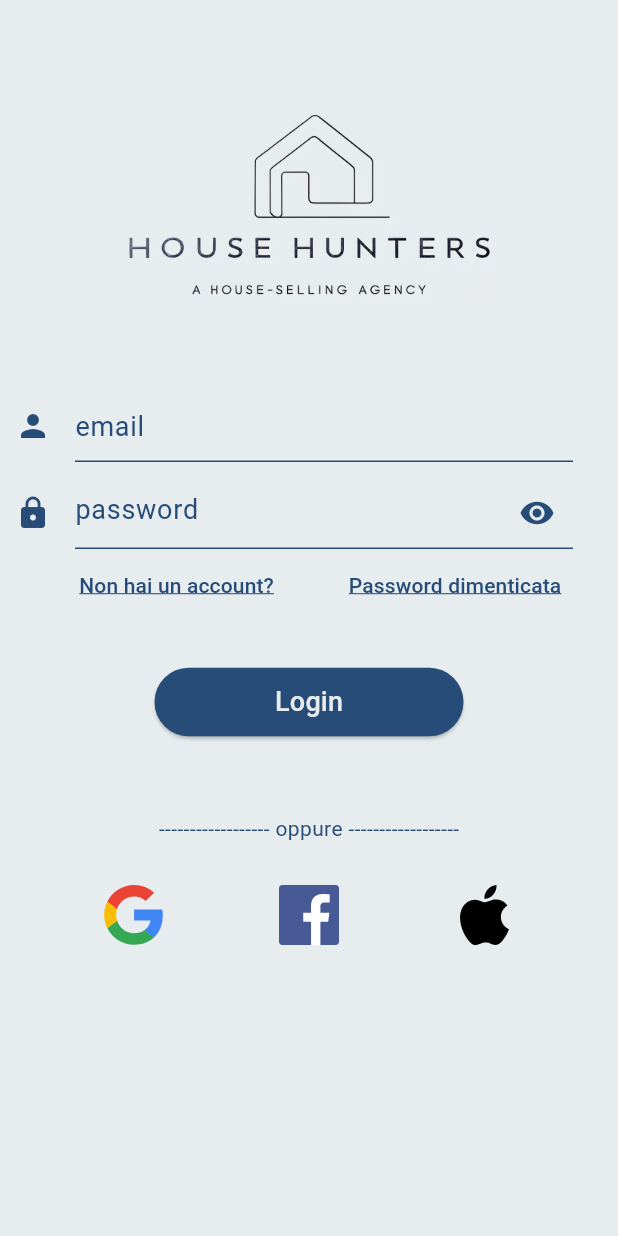
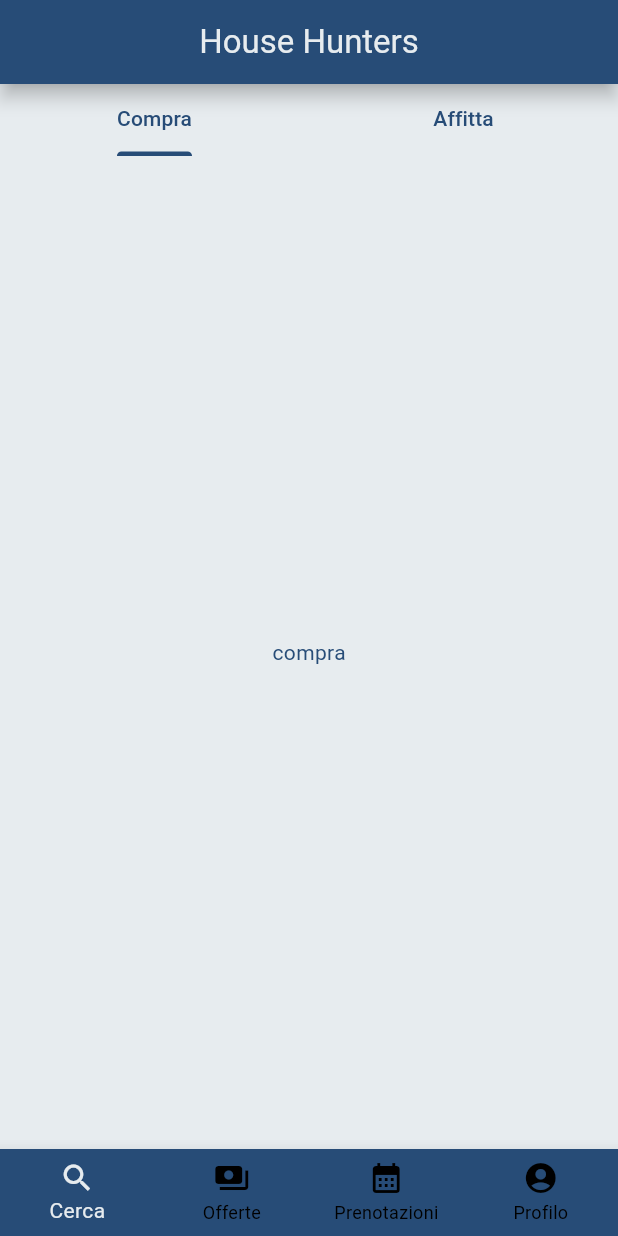
Before and after one commit to luke03b/INGSW2425_026, a Flutter app: the screen it shows after launch, after a tap on "Login", on a phone screen of 412 x 824 dp. Run offline on Flutter 3.47's test engine with Material 3 defaults, Android fonts, the phone set to English and light mode, and no system bars; our stand-ins replace flutter_svg, font_awesome_flutter.

Commit message:
Aggiunta pagina home (da finire)

```diff
--- a/lib/main.dart
+++ b/lib/main.dart
@@ -1,3 +1,4 @@
+import 'package:domus_app/pages/home_page.dart';
 import 'package:domus_app/pages/registration_page.dart';
 import 'package:flutter/material.dart';
 import 'package:flutter/services.dart';
@@ -37,6 +38,7 @@ class MyApp extends StatelessWidget {
       routes: {
         '/LoginPage': (context) => LoginPage(),
         '/RegistrationPage': (context) => RegistrationPage(),
+        '/HomePage' : (context) => HomePage(),
       },
     );
   }
--- /dev/null
+++ b/lib/pages/cerca_page.dart
@@ -0,0 +1,116 @@
+import 'package:domus_app/utils/my_buttons_widgets.dart';
+import 'package:domus_app/utils/my_text_widgets.dart';
+import 'package:flutter/material.dart';
+
+class CercaPage extends StatefulWidget {
+  const CercaPage({super.key});
+
+  @override
+  State<CercaPage> createState() => _CercaPageState();
+}
+
+class _CercaPageState extends State<CercaPage> {
+  @override
+  Widget build(BuildContext context) {
+    return DefaultTabController(
+      initialIndex: 0,
+      length: 2,
+      child: Scaffold(
+        appBar: AppBar(
+          title: Text("House Hunters", style: TextStyle(color: Theme.of(context).colorScheme.onPrimary),),
+          centerTitle: true,
+          backgroundColor: Theme.of(context).colorScheme.primary,
+          elevation: 5,
+          shadowColor: Colors.black,
+        ),
+        body: Column(
+          children: [
+            TabBar(
+              dividerColor: Colors.transparent,
+              tabs: [
+                Tab(text: "Compra"),
+                Tab(text: "Affitta"),
+              ]
+            ),
+
+            Expanded(
+              child: TabBarView(children: [
+                CompraTab(),
+                AffittaTab(),
+              ]),
+            )
+          ],
+        ),
+      ),
+    );
+  }
+}
+
+//AffittaTab
+class AffittaTab extends StatelessWidget {
+  final TextEditingController affittaController = TextEditingController();
+  AffittaTab({
+    super.key,
+  });
+
+  @override
+  Widget build(BuildContext context) {
+    return Column(
+      children: [
+        // Padding(
+        //   padding: const EdgeInsets.symmetric(horizontal: 15.0),
+        //   child: TextFormField(
+        //     controller: affittaController,
+        //     style: TextStyle(
+        //       fontSize: 18.0,
+        //     ),
+        //     decoration: InputDecoration(
+        //       hintText: "Inserisci una zona di ricerca",
+        //       suffixIcon: Icon(Icons.search),
+        //     ),
+        //   ),
+        // ),
+
+        SizedBox(
+          height: MediaQuery.sizeOf(context).height/18,
+          width: MediaQuery.sizeOf(context).width/1.05,
+          child: MyTextFieldSuffixIcon(
+            controller: affittaController,
+            text: "Inserisci una zona di ricerca",
+            icon: Icon(Icons.search)
+          )
+          // child: Container(
+          //   color: Colors.red,
+          // )
+        ),
+
+        Align(
+          alignment: Alignment.centerRight,
+          child: MyTextButtonWidget(
+            text: "Ricerca Avanzata",
+            onPressed: (){}
+          )
+        )
+
+
+      ],
+    );
+  }
+}
+
+
+//CompraTab
+class CompraTab extends StatelessWidget {
+  const CompraTab({
+    super.key,
+  });
+
+  @override
+  Widget build(BuildContext context) {
+    return Container(
+      child: Center(
+        child: Text("compra"),
+      ),
+    );
+  }
+}
--- /dev/null
+++ b/lib/pages/home_page.dart
@@ -0,0 +1,47 @@
+import 'package:flutter/material.dart';
+import 'cerca_page.dart';
+
+class HomePage extends StatefulWidget {
+  const HomePage({super.key});
+
+  @override
+  State<HomePage> createState() => _HomePageState();
+}
+
+class _HomePageState extends State<HomePage> {
+  int _selectedIndex = 0;
+
+  void _navigateBottomBar(int index){
+    setState(() {
+      _selectedIndex = index;
+    });
+  }
+
+  final List<Widget> _pages = [
+    CercaPage(),
+    Text('Offerte Page', style: TextStyle(fontSize: 50),),
+    Text('Prenotazioni Page', style: TextStyle(fontSize: 50),),
+    Text('Profilo Page', style: TextStyle(fontSize: 50),),
+  ];
+
+  @override
+  Widget build(BuildContext context) {
+    return Scaffold(
+      body: _pages[_selectedIndex],
+      bottomNavigationBar: BottomNavigationBar(
+        currentIndex: _selectedIndex,
+        onTap: _navigateBottomBar,
+        type: BottomNavigationBarType.fixed,
+        backgroundColor: Theme.of(context).colorScheme.primary,
+        selectedItemColor: Theme.of(context).colorScheme.onPrimary,
+        unselectedItemColor: Colors.black,
+        items: [
+          BottomNavigationBarItem(icon: Icon(Icons.search), label: 'Cerca'),
+          BottomNavigationBarItem(icon: Icon(Icons.payments), label: 'Offerte'),
+          BottomNavigationBarItem(icon: Icon(Icons.calendar_month), label: 'Prenotazioni'),
+          BottomNavigationBarItem(icon: Icon(Icons.account_circle), label: 'Profilo'),
+        ]
+      ),
+    );
+  }
+}
--- a/lib/pages/login_page.dart
+++ b/lib/pages/login_page.dart
@@ -20,7 +20,8 @@ class _LoginPageState extends State<LoginPage> {
   Widget build(BuildContext context) {
     return Scaffold(
       backgroundColor: Theme.of(context).colorScheme.surface,
-      body: Center(
+      body: SafeArea(
+        child: Center(
           child: Column(
             children: [
               //Logo
@@ -33,7 +34,7 @@ class _LoginPageState extends State<LoginPage> {
               //mailTextField
               Padding(
                 padding: const EdgeInsets.only(left: 10.0, right: 30.0, top: 50.0),
-              child: MyTextFieldWidget(controller: mailController, text: "email", icon: Icon(Icons.person))
+                child: MyTextFieldPrefixIcon(controller: mailController, text: "email", icon: Icon(Icons.person))
               ),
 
               //passwordTextField
@@ -43,9 +44,7 @@ class _LoginPageState extends State<LoginPage> {
               ),
 
               //Altre Opzioni
-            Padding(
-              padding: const EdgeInsets.only(left: 15.0),
-              child: Row(
+              Row(
                 mainAxisAlignment: MainAxisAlignment.spaceEvenly,
                 children: [
                   MyTextButtonWidget(text: "Non hai un account?",
@@ -53,12 +52,11 @@ class _LoginPageState extends State<LoginPage> {
                   MyTextButtonWidget(text: "Password dimenticata", onPressed: (){})
                 ],
               ),
-            ),
 
               //LoginButton
               Padding(
                 padding: const EdgeInsets.only(top: 30.0),
-              child: MyElevatedButtonWidget(text: "Login", onPressed: (){}),
+                child: MyElevatedButtonWidget(text: "Login", onPressed: (){Navigator.pushNamedAndRemoveUntil(context, '/HomePage', (r) => false);}),
               ),
 
               Padding(
@@ -80,6 +78,7 @@ class _LoginPageState extends State<LoginPage> {
             ],
           ),
         ),
+      ),
     );
   }
 }
--- a/pubspec.yaml
+++ b/pubspec.yaml
@@ -30,7 +30,10 @@ environment:
 dependencies:
   flutter:
     sdk: flutter
-
+    # fonts:
+    #   - family: SFPro
+    #     fonts:
+    #       -asset: fonts\SF-Pro.ttf
 
   # The following adds the Cupertino Icons font to your application.
   # Use with the CupertinoIcons class for iOS style icons.
```
Also changed, not shown: lib/pages/registration_page.dart (+8 -8 lines), lib/utils/my_text_widgets.dart (+35 -4 lines), 1 other file. Lines whose indentation alone changed are shown as unchanged.
